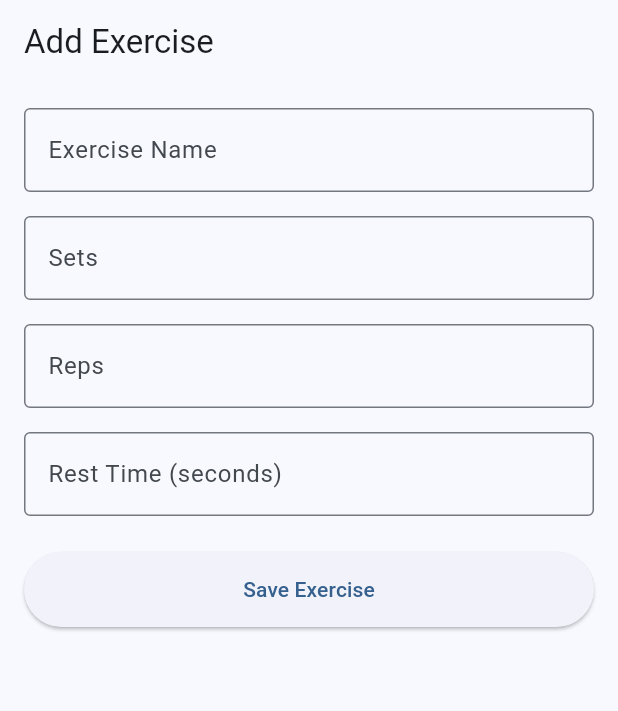
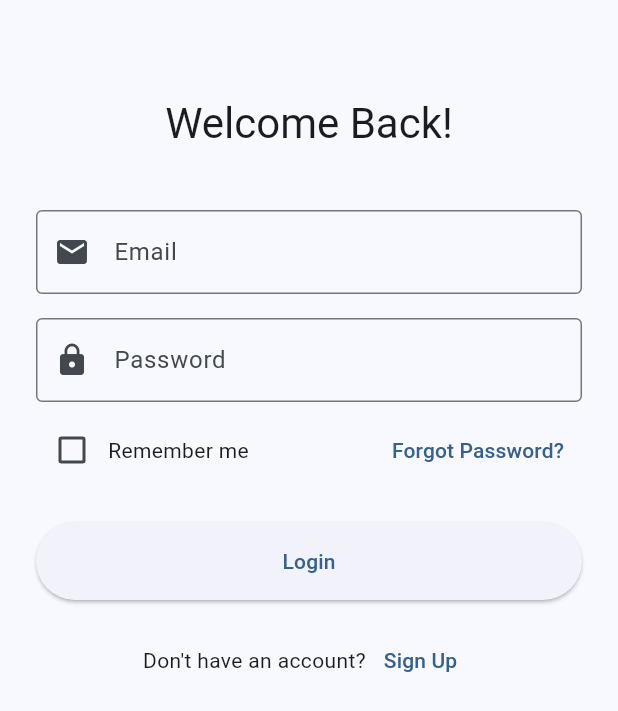
Before and after one commit to naamiahmed/simple-exercise-log-application, a Flutter app: the screen it shows after launch, on a phone screen of 412 x 824 dp. Shown: the top 711 px of the screen. Run offline on Flutter 3.47's test engine with Material 3 defaults, Android fonts, the phone set to English and light mode, and no system bars.

Commit message:
Add initial implementation of exercise logging features and authentication

```diff
--- a/exercise_log_application/lib/main.dart
+++ b/exercise_log_application/lib/main.dart
@@ -1,8 +1,9 @@
 import 'package:flutter/material.dart';
 import 'package:provider/provider.dart';
-import 'view/exerciseSummery.dart';
-import 'view/excerciseForm.dart';
-import 'view/excerciseProvider.dart';
+import 'views/home/summeryView.dart';
+import 'views/exercise/excerciseForm.dart';
+import 'views/exercise/excerciseProvider.dart';
+import 'views/auth/loginView.dart';
 
 void main() {
   runApp(
@@ -24,7 +25,8 @@ class MyApp extends StatelessWidget {
         colorScheme: ColorScheme.fromSeed(seedColor: Colors.blue),
         useMaterial3: true,
       ),
-      home: const HomePage(),
+      home: LoginView(),
+      debugShowCheckedModeBanner: false, // Added this line
     );
   }
 }
--- /dev/null
+++ b/exercise_log_application/lib/views/auth/loginView.dart
@@ -0,0 +1,119 @@
+import 'package:exercise_log_application/views/auth/signupView.dart';
+import 'package:flutter/material.dart';
+import 'package:provider/provider.dart';
+import '../../viewmodels/authViewmodel.dart';
+
+class LoginView extends StatefulWidget {
+  @override
+  _LoginViewState createState() => _LoginViewState();
+}
+
+class _LoginViewState extends State<LoginView> {
+  final _formKey = GlobalKey<FormState>();
+  final _emailController = TextEditingController();
+  final _passwordController = TextEditingController();
+  bool _rememberMe = false;
+
+  @override
+  Widget build(BuildContext context) {
+    return Scaffold(
+      body: SafeArea(
+        child: Padding(
+          padding: EdgeInsets.all(24.0),
+          child: SingleChildScrollView(
+            child: Form(
+              key: _formKey,
+              child: Column(
+                crossAxisAlignment: CrossAxisAlignment.stretch,
+                children: [
+                  SizedBox(height: 40),
+                  Text(
+                    'Welcome Back!',
+                    style: Theme.of(context).textTheme.headlineMedium,
+                    textAlign: TextAlign.center,
+                  ),
+                  SizedBox(height: 40),
+                  TextFormField(
+                    controller: _emailController,
+                    decoration: InputDecoration(
+                      labelText: 'Email',
+                      border: OutlineInputBorder(),
+                      prefixIcon: Icon(Icons.email),
+                    ),
+                    validator: (value) =>
+                        value?.isEmpty ?? true ? 'Please enter your email' : null,
+                  ),
+                  SizedBox(height: 16),
+                  TextFormField(
+                    controller: _passwordController,
+                    decoration: InputDecoration(
+                      labelText: 'Password',
+                      border: OutlineInputBorder(),
+                      prefixIcon: Icon(Icons.lock),
+                    ),
+                    obscureText: true,
+                    validator: (value) =>
+                        value?.isEmpty ?? true ? 'Please enter your password' : null,
+                  ),
+                  SizedBox(height: 8),
+                  Row(
+                    children: [
+                      Checkbox(
+                        value: _rememberMe,
+                        onChanged: (value) => setState(() => _rememberMe = value!),
+                      ),
+                      Text('Remember me'),
+                      Spacer(),
+                      TextButton(
+                        onPressed: () {
+                          // TODO: Implement forgot password
+                        },
+                        child: Text('Forgot Password?'),
+                      ),
+                    ],
+                  ),
+                  SizedBox(height: 24),
+                    ElevatedButton(
+                    onPressed: () {
+                      Navigator.push(
+                        context,
+                        MaterialPageRoute(builder: (context) => SignupView()),
+                      );
+                    },
+                    child: Padding(
+                      padding: EdgeInsets.all(16),
+                      child: Text('Login'),
+                    ),
+                    ),
+                  SizedBox(height: 16),
+                  Row(
+                    mainAxisAlignment: MainAxisAlignment.center,
+                    children: [
+                      Text("Don't have an account?"),
+                      TextButton(
+                        onPressed: () {
+                          // TODO: Navigate to signup
+                        },
+                        child: Text('Sign Up'),
+                      ),
+                    ],
+                  ),
+                ],
+              ),
+            ),
+          ),
+        ),
+      ),
+    );
+  }
+
+  void _handleLogin() async {
+    if (_formKey.currentState?.validate() ?? false) {
+      final result = await Provider.of<AuthViewModel>(context, listen: false)
+          .login(_emailController.text, _passwordController.text);
+      if (result) {
+        // TODO: Navigate to home
+      }
+    }
+  }
+}
--- a/exercise_log_application/lib/view/excerciseForm.dart
+++ b/exercise_log_application/lib/views/exercise/excerciseForm.dart
@@ -1,7 +1,7 @@
 import 'package:flutter/material.dart';
 import 'package:provider/provider.dart';
-import '../models/exercise.dart';
-import './excerciseProvider.dart';
+import '../../models/exercise.dart';
+import 'excerciseProvider.dart';
 
 class ExerciseForm extends StatefulWidget {
   @override
--- a/exercise_log_application/lib/view/excerciseProvider.dart
+++ b/exercise_log_application/lib/views/exercise/excerciseProvider.dart
@@ -1,5 +1,5 @@
 import 'package:flutter/foundation.dart';
-import '../models/exercise.dart';
+import '../../models/exercise.dart';
 
 class ExerciseProvider with ChangeNotifier {
   List<Exercise> _exercises = [];
--- a/exercise_log_application/lib/view/exerciseSummery.dart
+++ b/exercise_log_application/lib/views/home/summeryView.dart
@@ -1,7 +1,7 @@
 import 'package:flutter/material.dart';
 import 'package:provider/provider.dart';
 import 'package:intl/intl.dart';
-import './excerciseProvider.dart';
+import '../exercise/excerciseProvider.dart';
 
 class SummaryScreen extends StatelessWidget {
   @override
```
Also changed, not shown: exercise_log_application/lib/viewmodels/authViewmodel.dart (added, +43 -0 lines), exercise_log_application/lib/views/auth/signupView.dart (added, +151 -0 lines), exercise_log_application/lib/views/exercise/exerciselistView.dart (added, +117 -0 lines), exercise_log_application/lib/views/home/homeView.dart (added, +44 -0 lines), exercise_log_application/lib/views/home/timerView.dart (added, +95 -0 lines), exercise_log_application/lib/services/authService.dart (added), exercise_log_application/lib/services/databaseService.dart (added), exercise_log_application/lib/utils/constants.dart (added), exercise_log_application/lib/utils/extention.dart (added), exercise_log_application/lib/utils/validation.dart (added), exercise_log_application/lib/viewmodels/exerciseViewmodel.dart (added), exercise_log_application/lib/viewmodels/summeryViewmodel.dart (added).
